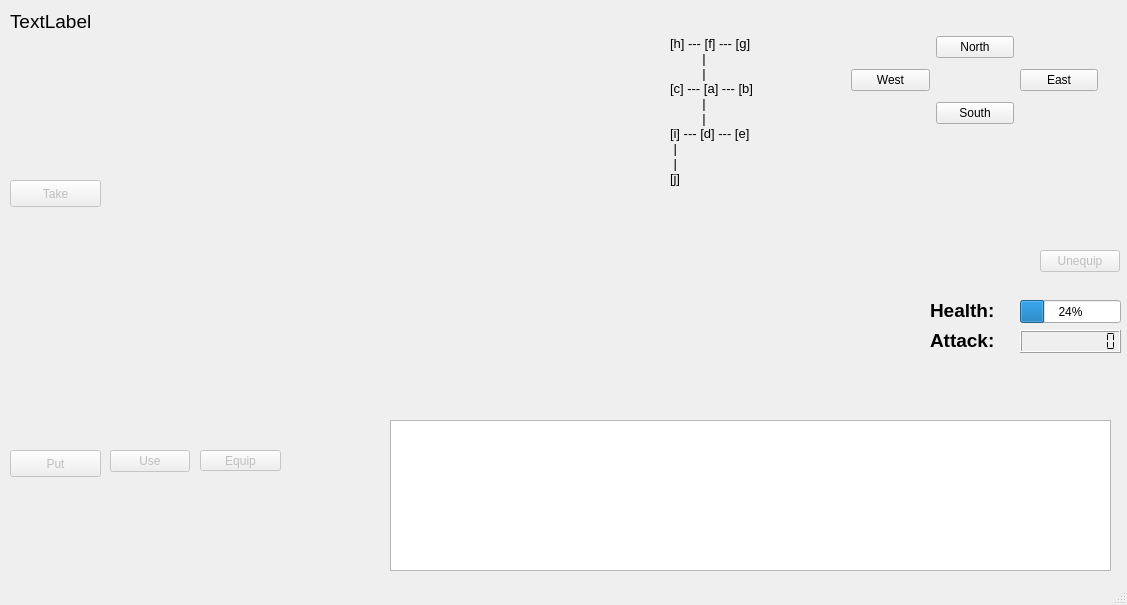
colmlg/ZorkProject, file mainwindow.ui: the form before one commit.
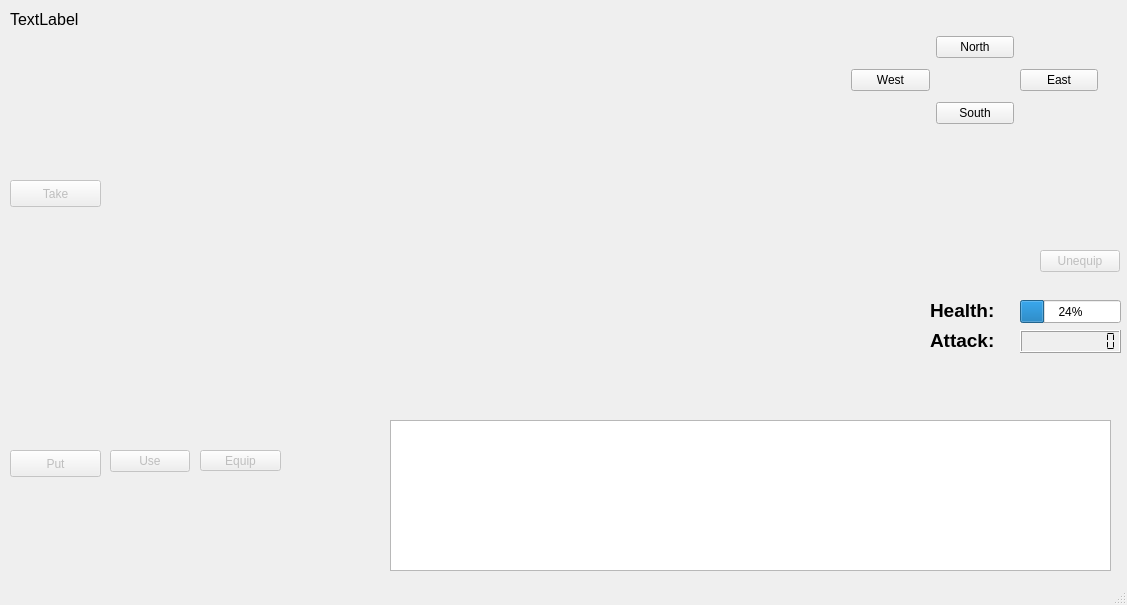
The form after the commit.

```diff
--- a/mainwindow.ui
+++ b/mainwindow.ui
@@ -81,13 +81,13 @@
      <rect>
       <x>10</x>
       <y>10</y>
-      <width>431</width>
-      <height>101</height>
+      <width>661</width>
+      <height>151</height>
      </rect>
     </property>
     <property name="font">
      <font>
-      <pointsize>14</pointsize>
+      <pointsize>12</pointsize>
      </font>
     </property>
     <property name="text">
@@ -96,37 +96,8 @@
     <property name="alignment">
      <set>Qt::AlignLeading|Qt::AlignLeft|Qt::AlignTop</set>
     </property>
-   </widget>
-   <widget class="QLabel" name="mapLabel">
-    <property name="geometry">
-     <rect>
-      <x>670</x>
-      <y>10</y>
-      <width>111</width>
-      <height>201</height>
-     </rect>
-    </property>
-    <property name="font">
-     <font>
-      <pointsize>10</pointsize>
-      <weight>50</weight>
-      <bold>false</bold>
-     </font>
-    </property>
-    <property name="text">
-     <string>[h] --- [f] --- [g]
-         |         
-         |         
-[c] --- [a] --- [b]
-         |         
-         |         
-[i] --- [d] --- [e]
- |                 
- |                 
-[j]                </string>
-    </property>
-    <property name="alignment">
-     <set>Qt::AlignLeading|Qt::AlignLeft|Qt::AlignVCenter</set>
+    <property name="wordWrap">
+     <bool>true</bool>
     </property>
    </widget>
    <widget class="QWidget" name="horizontalLayoutWidget">
```
